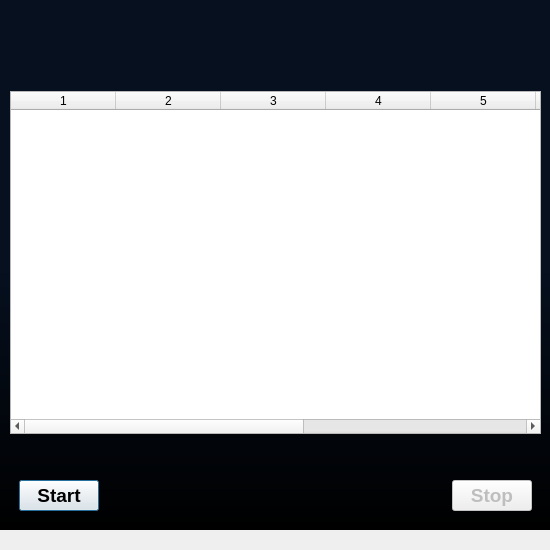
Before: the Qt Designer form src/ui/MainWindow.ui in bitcap-co/bitcap-ipr, drawn with Qt 5.
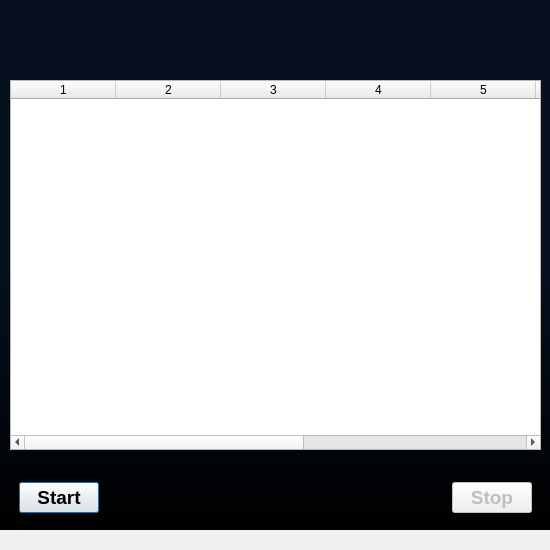
After: the same form once the commit is applied. The open tabs and pages were chosen to show the change.

Commit message: resize some elements

Diff of the .ui file:
```diff
--- a/src/ui/MainWindow.ui
+++ b/src/ui/MainWindow.ui
@@ -69,7 +69,7 @@
       <x>10</x>
       <y>60</y>
       <width>531</width>
-      <height>460</height>
+      <height>462</height>
      </rect>
     </property>
     <layout class="QVBoxLayout" name="verticalLayout">
@@ -93,10 +93,13 @@
        <property name="orientation">
         <enum>Qt::Vertical</enum>
        </property>
+       <property name="sizeType">
+        <enum>QSizePolicy::Minimum</enum>
+       </property>
        <property name="sizeHint" stdset="0">
         <size>
          <width>20</width>
-         <height>40</height>
+         <height>20</height>
         </size>
        </property>
       </spacer>
@@ -128,7 +131,7 @@
            <x>0</x>
            <y>0</y>
            <width>531</width>
-           <height>343</height>
+           <height>370</height>
           </rect>
          </property>
          <property name="sizePolicy">
@@ -876,10 +879,13 @@
        <property name="orientation">
         <enum>Qt::Vertical</enum>
        </property>
+       <property name="sizeType">
+        <enum>QSizePolicy::Minimum</enum>
+       </property>
        <property name="sizeHint" stdset="0">
         <size>
          <width>20</width>
-         <height>40</height>
+         <height>20</height>
         </size>
        </property>
       </spacer>
```
Left out of the diff: 34 changed lines with no effect on the pictures. The commit also changes 2 other files.
